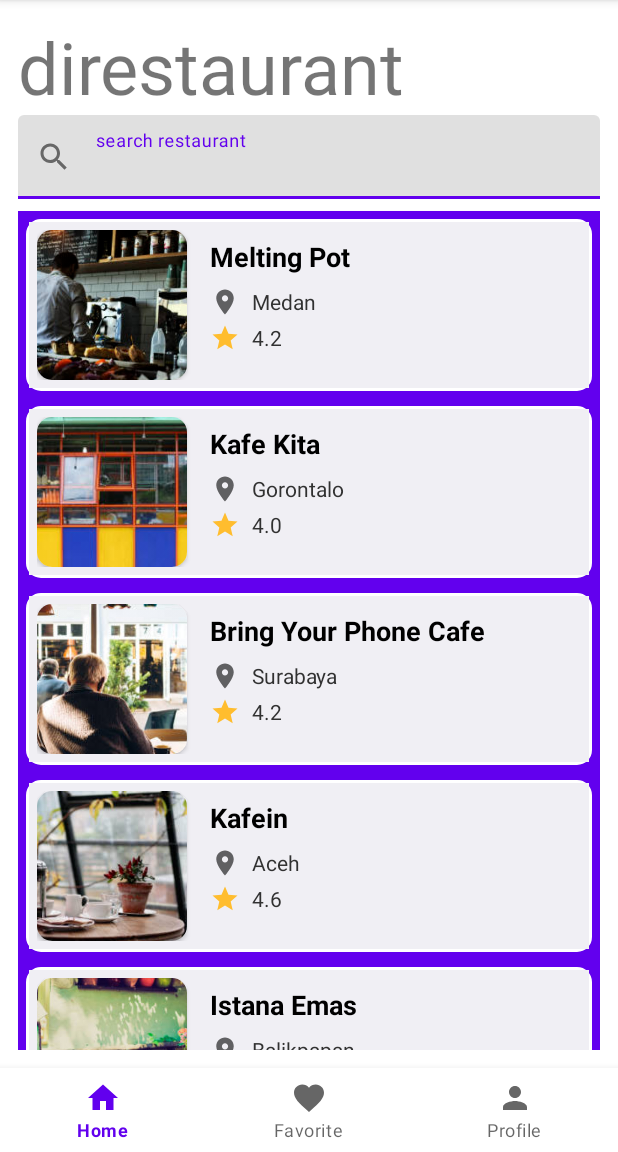
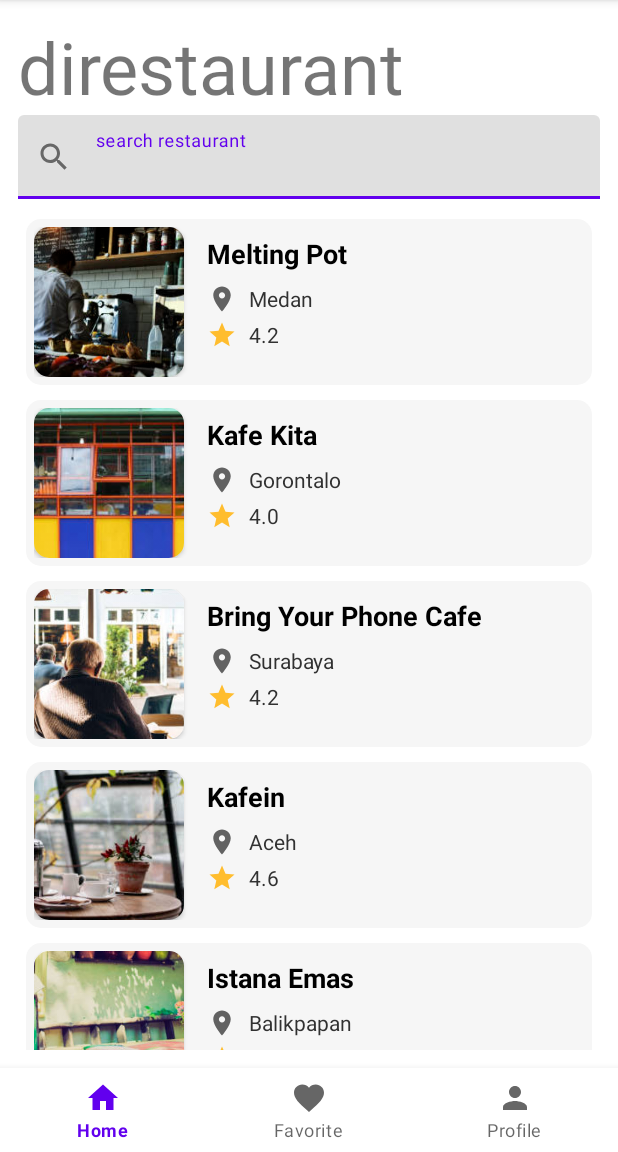
Before and after one commit to faniabdullah/Android-Programming-for-Beginners, an Android app: the screen it shows after launch (MainActivity), on a phone screen of 412 x 824 dp, the part 84-1236 px from its top. Run offline under Robolectric (Android 15) with nearby library versions, the phone set to English and light mode, and no system bars; plain views replace SwipeRevealLayout.

```diff
--- a/app/src/main/res/drawable/shape.xml
+++ b/app/src/main/res/drawable/shape.xml
@@ -1,5 +1,5 @@
 <?xml version="1.0" encoding="utf-8"?>
 <shape xmlns:android="http://schemas.android.com/apk/res/android">
-    <solid android:color="@color/cardview_light_background" />
+    <solid android:color="@color/cardview_shape" />
     <corners android:radius="10dp" />
 </shape>
--- a/app/src/main/res/layout/activity_main.xml
+++ b/app/src/main/res/layout/activity_main.xml
@@ -48,7 +48,6 @@
                 android:layout_width="match_parent"
                 android:layout_height="wrap_content"
                 android:layout_marginTop="8dp"
-                android:background="@color/purple_500"
 
                 android:layout_marginBottom="20dp"
                 android:padding="5dp"
--- a/app/src/main/res/layout/item_cardview_hero.xml
+++ b/app/src/main/res/layout/item_cardview_hero.xml
@@ -20,7 +20,6 @@
             android:id="@+id/bookmark"
             android:layout_width="100dp"
             android:layout_height="100dp"
-            android:background="@color/purple_500"
             >
 
             <LinearLayout
@@ -43,7 +42,7 @@
         <FrameLayout
             android:layout_width="match_parent"
             android:layout_height="wrap_content"
-            android:padding="2dp"
+
             android:background="@drawable/shape"
             >
 
@@ -51,7 +50,6 @@
                 android:id="@+id/layout"
                 android:layout_width="match_parent"
                 android:layout_height="wrap_content"
-                android:background="@color/whiteBackground"
                 android:padding="5dp">
                 <androidx.cardview.widget.CardView
                     android:id="@+id/card_image"
--- a/app/src/main/res/values/colors.xml
+++ b/app/src/main/res/values/colors.xml
@@ -8,4 +8,5 @@
     <color name="black">#FF000000</color>
     <color name="white">#FFFFFFFF</color>
     <color name="whiteBackground">#F0EFF4</color>
+    <color name="cardview_shape">#F6F6F6</color>
 </resources>
```
Also changed, not shown: app/src/main/res/values/themes.xml (+0 -16 lines).
